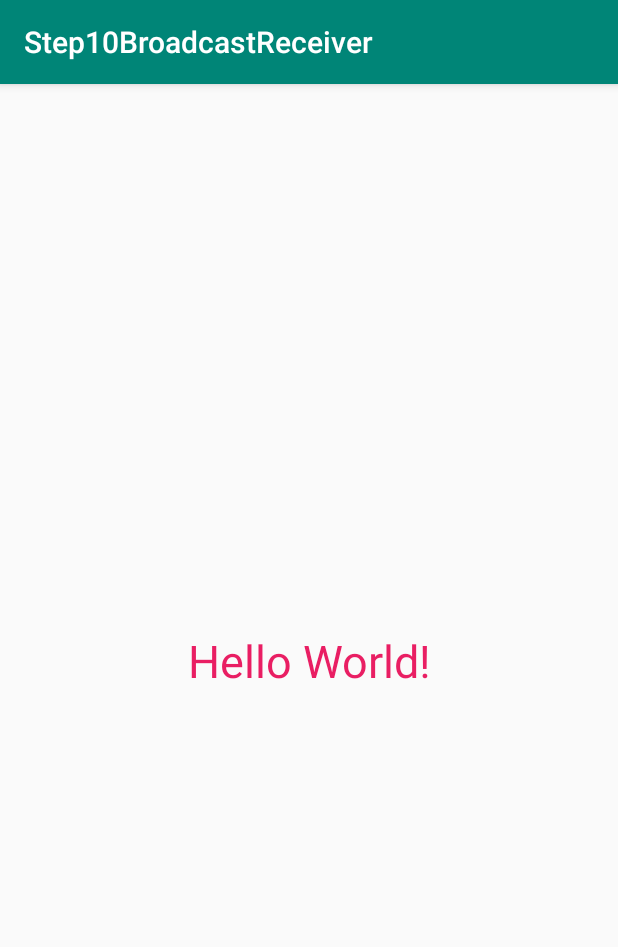
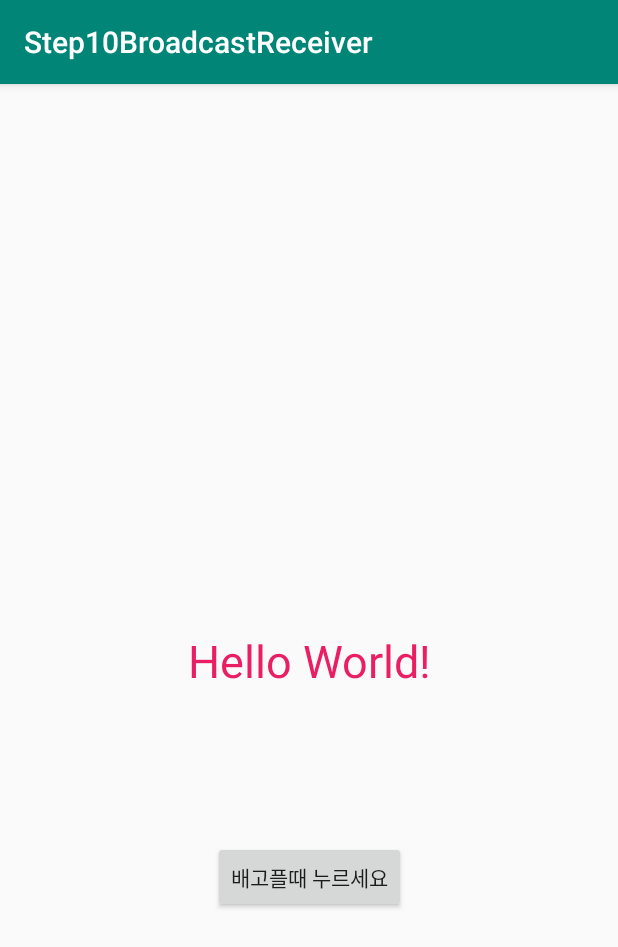
Before and after one commit to oli999/MyAndroid, an Android app: the screen it shows after launch (MainActivity), on a phone screen of 412 x 824 dp. Shown: the top 947 px of the screen. Run offline under Robolectric (Android 15) with nearby library versions, the phone set to English and light mode, and no system bars.

Commit message:
step10broadcastreceiver 모듈 완성함

```diff
--- /dev/null
+++ b/step10broadcastreceiver/src/main/java/com/gura/step10broadcastreceiver/HungryReceiver.java
@@ -0,0 +1,14 @@
+package com.gura.step10broadcastreceiver;
+
+import android.content.BroadcastReceiver;
+import android.content.Context;
+import android.content.Intent;
+
+public class HungryReceiver extends BroadcastReceiver {
+
+    @Override
+    public void onReceive(Context context, Intent intent) {
+        MainActivity activity=(MainActivity)context;
+        activity.updateUI("배고파유~");
+    }
+}
--- a/step10broadcastreceiver/src/main/java/com/gura/step10broadcastreceiver/MainActivity.java
+++ b/step10broadcastreceiver/src/main/java/com/gura/step10broadcastreceiver/MainActivity.java
@@ -5,11 +5,15 @@ import androidx.appcompat.app.AppCompatActivity;
 import android.content.Intent;
 import android.content.IntentFilter;
 import android.os.Bundle;
+import android.view.View;
 import android.widget.TextView;
 
 public class MainActivity extends AppCompatActivity {
     //TextView 의 참조값을 담을 필드
     private TextView textView;
+    //인텐트 필터에 전달할 Action 명을 상수로 미리 정의하기
+    public static final String HUNGRY=
+            "com.gura.step10broadcastreceiver.HUNGRY";
     @Override
     protected void onCreate(Bundle savedInstanceState) {
         super.onCreate(savedInstanceState);
@@ -22,11 +26,23 @@ public class MainActivity extends AppCompatActivity {
         //동작이 가능하도록 등록하기
         registerReceiver(mr,
                 new IntentFilter(Intent.ACTION_AIRPLANE_MODE_CHANGED));
-        //방송 수신자 객체에 MainActivity 의 참조값 전달하기
-        mr.setActivity(this);
+
+        HungryReceiver hr=new HungryReceiver();
+        registerReceiver(hr, new IntentFilter(HUNGRY));
+
     }
     //방송 수신자 객체가 호출할 메소드
     public void updateUI(String msg){
         textView.setText(msg);
     }
+
+    //버튼을 눌렀을때 호출되는 메소드
+    public void btnClicked(View v){
+        //인텐트 객체 생성하고
+        Intent intent=new Intent();
+        //액션명 지정
+        intent.setAction(HUNGRY);
+        //해당 인텐트 객체를 이용해서 방송하기
+        sendBroadcast(intent);
+    }
 }
--- a/step10broadcastreceiver/src/main/java/com/gura/step10broadcastreceiver/MyReceiver.java
+++ b/step10broadcastreceiver/src/main/java/com/gura/step10broadcastreceiver/MyReceiver.java
@@ -13,16 +13,12 @@ import android.widget.Toast;
     - AndroidManifest.xml 에 등록을 해야한다.
  */
 public class MyReceiver extends BroadcastReceiver {
-    //액티비티의 참조값을 담을 필드
-    private MainActivity activity;
-    //액티비티의 참조값을 필드에 저장하는 setter 메소드
-    public void setActivity(MainActivity activity) {
-        this.activity = activity;
-    }
 
     //특정 방송(비행기 모드가 on 또는 off 되었을때)이 수신되면 호출되는 메소드
     @Override
     public void onReceive(Context context, Intent intent) {
+        //Context 를 MainActivity type 으로 casting
+        MainActivity activity=(MainActivity)context;
 
         boolean isOn=intent.getBooleanExtra("state", false);
         if(isOn){
--- a/step10broadcastreceiver/src/main/res/layout/activity_main.xml
+++ b/step10broadcastreceiver/src/main/res/layout/activity_main.xml
@@ -7,16 +7,27 @@
     tools:context=".MainActivity">
 
     <TextView
+        android:id="@+id/textView"
         android:layout_width="0dp"
         android:layout_height="wrap_content"
         android:gravity="center"
         android:text="Hello World!"
         android:textColor="#E91E63"
         android:textSize="30sp"
-        android:id="@+id/textView"
         app:layout_constraintBottom_toBottomOf="parent"
         app:layout_constraintLeft_toLeftOf="parent"
         app:layout_constraintRight_toRightOf="parent"
         app:layout_constraintTop_toTopOf="parent" />
 
+    <Button
+        android:onClick="btnClicked"
+        android:id="@+id/button"
+        android:layout_width="wrap_content"
+        android:layout_height="wrap_content"
+        android:layout_marginTop="100dp"
+        android:text="배고플때 누르세요"
+        app:layout_constraintEnd_toEndOf="parent"
+        app:layout_constraintStart_toStartOf="parent"
+        app:layout_constraintTop_toBottomOf="@+id/textView" />
+
 </androidx.constraintlayout.widget.ConstraintLayout>
```
Also changed, not shown: step10broadcastreceiver/src/main/AndroidManifest.xml (+7 -0 lines).
